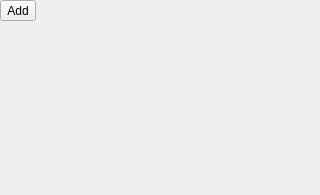
First picture: the form in plugins/textshape/dialogs/SimpleTableOfContentsWidget.ui, repository KDE/krita, before the edit.
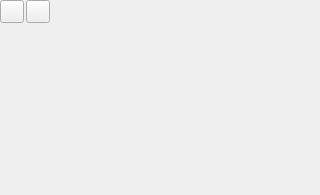
Second picture: the form after the edit.

Commit message: Make a button to configure

```diff
--- a/plugins/textshape/dialogs/SimpleTableOfContentsWidget.ui
+++ b/plugins/textshape/dialogs/SimpleTableOfContentsWidget.ui
@@ -30,14 +30,14 @@
      </property>
      <item row="0" column="0">
       <widget class="QToolButton" name="addToC">
-       <property name="text">
-        <string>Add</string>
-       </property>
        <property name="autoRaise">
         <bool>false</bool>
        </property>
       </widget>
      </item>
+     <item row="0" column="1">
+      <widget class="QToolButton" name="configureToC"/>
+     </item>
     </layout>
    </item>
    <item row="0" column="1">
```
The commit also changes 3 other files.
